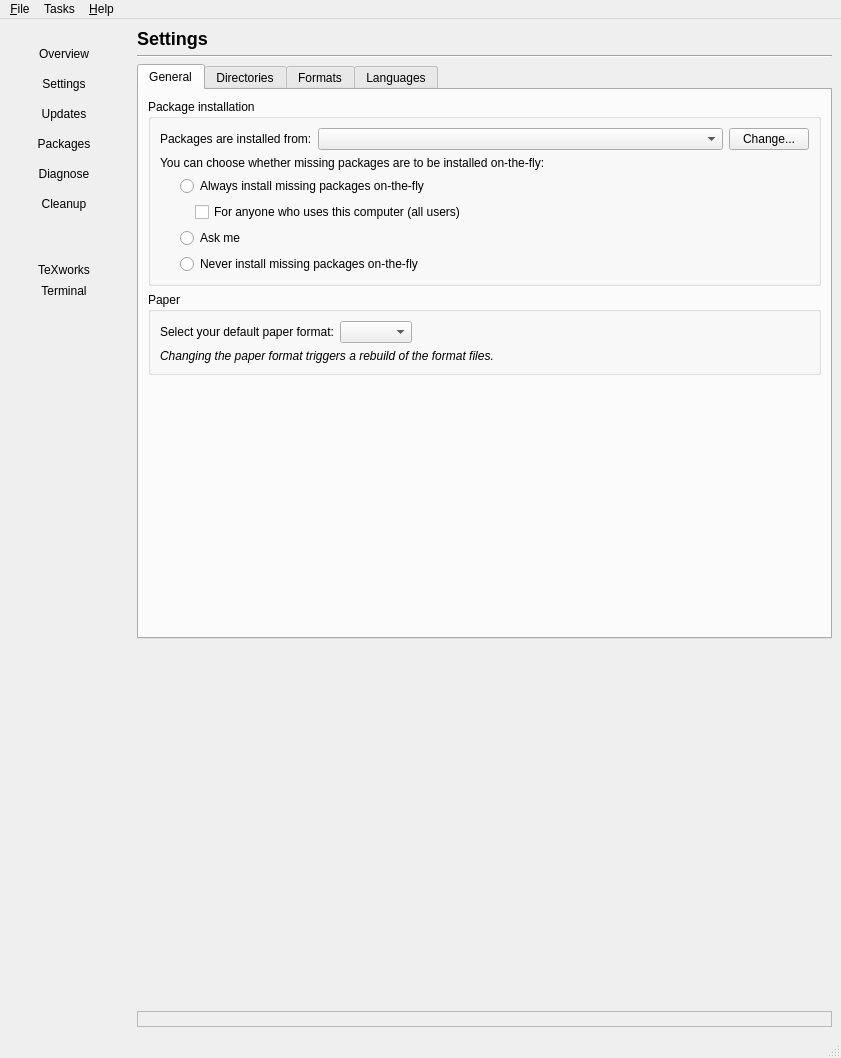
Above: Programs/MiKTeX/Console/Qt/mainwindow.ui from MiKTeX/miktex before the change. Below: the same form after it.
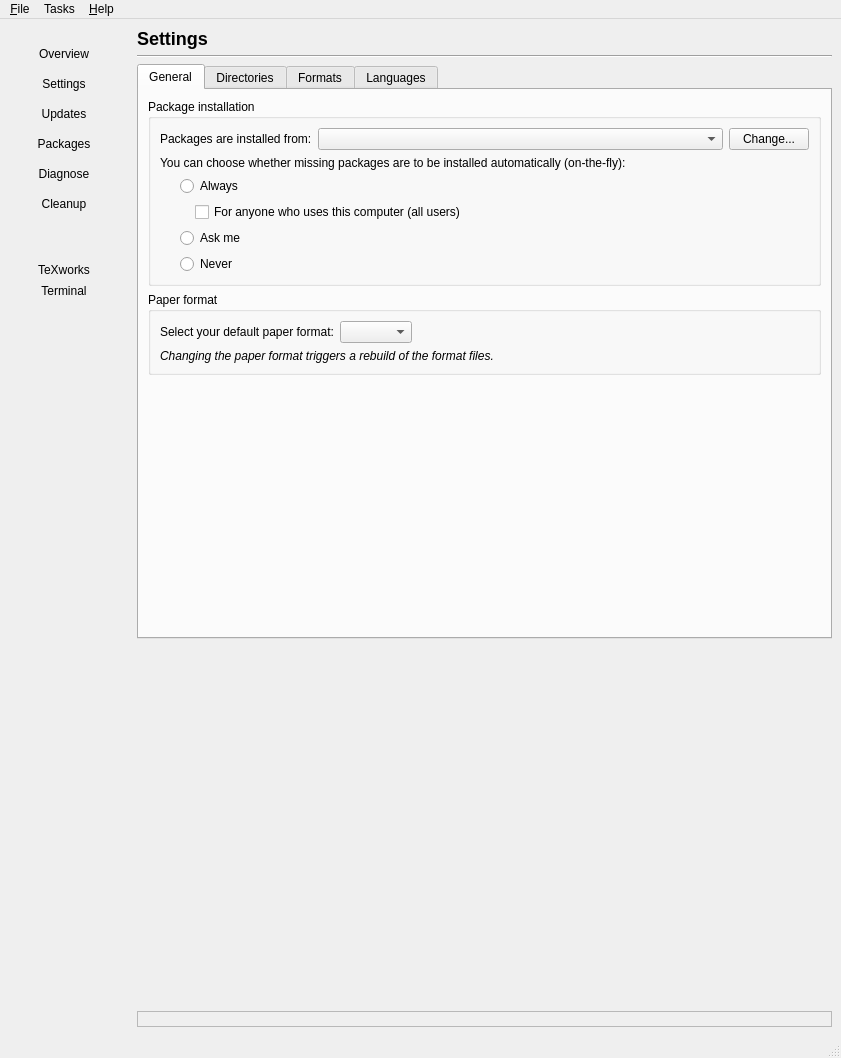
That is the form after the change. The open tabs and pages were chosen to show the change. Icons and pictures are not drawn.

What changed in the file:
```diff
--- a/Programs/MiKTeX/Console/Qt/mainwindow.ui
+++ b/Programs/MiKTeX/Console/Qt/mainwindow.ui
@@ -985,7 +985,7 @@
                     <item>
                      <widget class="QLabel" name="label_11">
                       <property name="text">
-                       <string>You can choose whether missing packages are to be installed on-the-fly:</string>
+                       <string>You can choose whether missing packages are to be installed automatically (on-the-fly):</string>
                       </property>
                       <property name="wordWrap">
                        <bool>true</bool>
@@ -1015,7 +1015,7 @@
                         <item>
                          <widget class="QRadioButton" name="radioAutoInstallYes">
                           <property name="text">
-                           <string>Always install missing packages on-the-fly</string>
+                           <string>Always</string>
                           </property>
                          </widget>
                         </item>
@@ -1056,7 +1056,7 @@
                         <item>
                          <widget class="QRadioButton" name="radioAutoInstallNo">
                           <property name="text">
-                           <string>Never install missing packages on-the-fly</string>
+                           <string>Never</string>
                           </property>
                          </widget>
                         </item>
@@ -1072,7 +1072,7 @@
                <item>
                 <widget class="QGroupBox" name="groupPaper">
                  <property name="title">
-                  <string>Paper</string>
+                  <string>Paper format</string>
                  </property>
                  <layout class="QVBoxLayout" name="verticalLayout_10">
                   <item>
```
Left out of the diff: 12 changed lines with no effect on the pictures.
